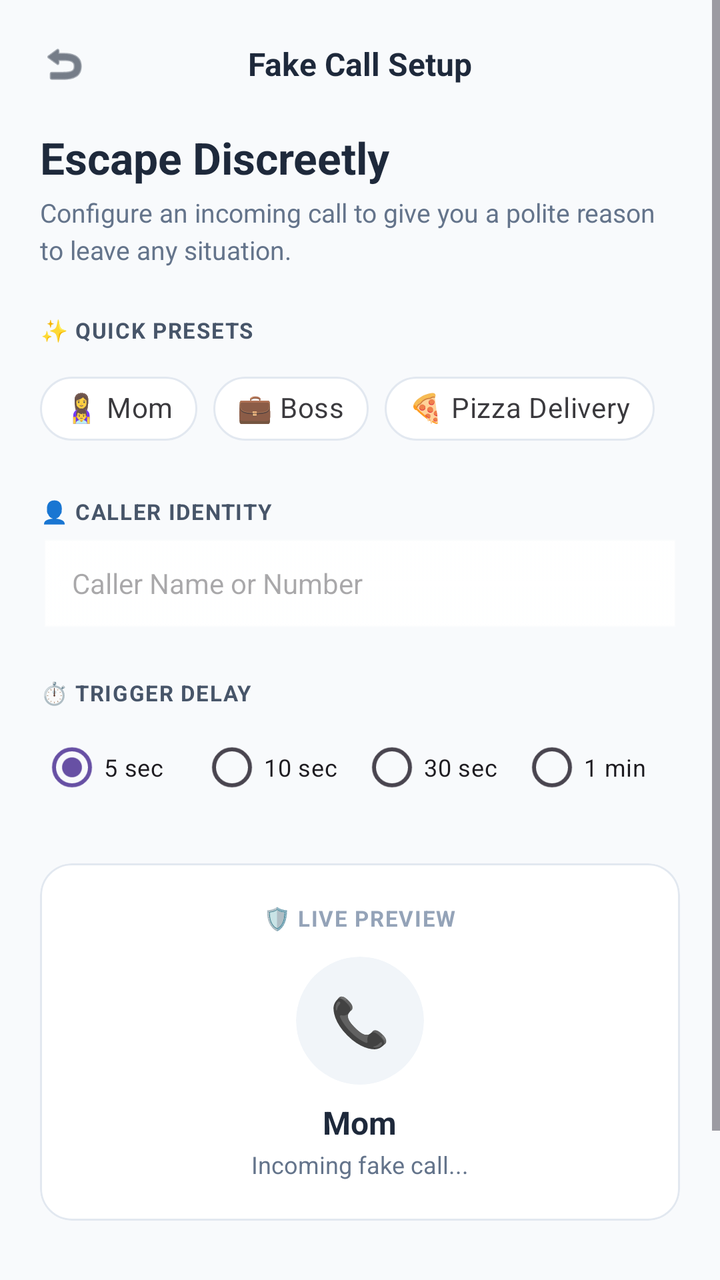
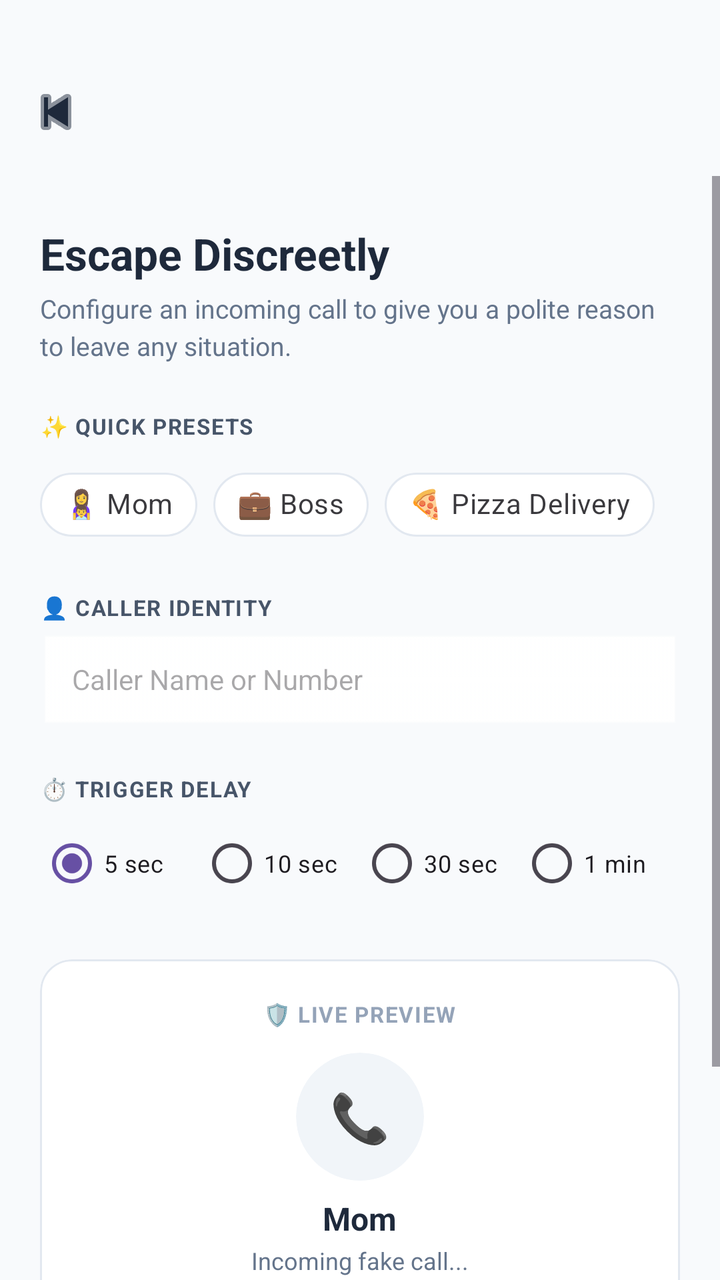

The first picture is an Android layout as it rendered before a commit; the second is the same layout after the commit. The layout source and the unified diff follow.
<!-- AndroidManifest.xml: application theme Theme.SafeRoute -->
<!-- res/layout/fragment_fake_call.xml -->
<?xml version="1.0" encoding="utf-8"?>
<ScrollView xmlns:android="http://schemas.android.com/apk/res/android"
    xmlns:app="http://schemas.android.com/apk/res-auto"
    android:layout_width="match_parent"
    android:layout_height="match_parent"
    android:fillViewport="true"
    android:background="#F8FAFC">

    <LinearLayout
        android:layout_width="match_parent"
        android:layout_height="wrap_content"
        android:orientation="vertical"
        android:padding="20dp">

        <RelativeLayout
            android:layout_width="match_parent"
            android:layout_height="wrap_content">
            <ImageView
                android:id="@+id/btnBack"
                android:layout_width="24dp"
                android:layout_height="24dp"
                android:src="@android:drawable/ic_menu_revert"
                app:tint="#1E293B"/>
            <TextView
                android:layout_width="wrap_content"
                android:layout_height="wrap_content"
                android:layout_centerInParent="true"
                android:text="Fake Call Setup"
                android:textColor="#1E293B"
                android:textStyle="bold"
                android:textSize="16sp"/>
        </RelativeLayout>

        <TextView
            android:layout_width="wrap_content"
            android:layout_height="wrap_content"
            android:text="Escape Discreetly"
            android:textColor="#1E293B"
            android:textSize="22sp"
            android:textStyle="bold"
            android:layout_marginTop="20dp"/>

        <TextView
            android:layout_width="wrap_content"
            android:layout_height="wrap_content"
            android:text="Configure an incoming call to give you a polite reason to leave any situation."
            android:textColor="#64748B"
            android:textSize="13sp"
            android:layout_marginTop="4dp"
            android:lineSpacingMultiplier="1.2"/>

        <TextView
            android:layout_width="wrap_content"
            android:layout_height="wrap_content"
            android:text="✨ QUICK PRESETS"
            android:textColor="#475569"
            android:textStyle="bold"
            android:textSize="11sp"
            android:layout_marginTop="24dp"
            android:letterSpacing="0.05"/>

        <HorizontalScrollView
            android:layout_width="match_parent"
            android:layout_height="wrap_content"
            android:layout_marginTop="8dp"
            android:scrollbars="none">

            <LinearLayout
                android:layout_width="wrap_content"
                android:layout_height="wrap_content"
                android:orientation="horizontal">

                <com.google.android.material.chip.Chip
                    android:id="@+id/chipMom"
                    style="@style/Widget.MaterialComponents.Chip.Action"
                    android:layout_width="wrap_content"
                    android:layout_height="wrap_content"
                    android:layout_marginEnd="8dp"
                    android:text="👩‍👦 Mom"
                    app:chipBackgroundColor="#FFFFFF"
                    app:chipStrokeColor="#E2E8F0"
                    app:chipStrokeWidth="1dp"/>

                <com.google.android.material.chip.Chip
                    android:id="@+id/chipBoss"
                    style="@style/Widget.MaterialComponents.Chip.Action"
                    android:layout_width="wrap_content"
                    android:layout_height="wrap_content"
                    android:layout_marginEnd="8dp"
                    android:text="💼 Boss"
                    app:chipBackgroundColor="#FFFFFF"
                    app:chipStrokeColor="#E2E8F0"
                    app:chipStrokeWidth="1dp"/>

                <com.google.android.material.chip.Chip
                    android:id="@+id/chipDelivery"
                    style="@style/Widget.MaterialComponents.Chip.Action"
                    android:layout_width="wrap_content"
                    android:layout_height="wrap_content"
                    android:layout_marginEnd="8dp"
                    android:text="🍕 Pizza Delivery"
                    app:chipBackgroundColor="#FFFFFF"
                    app:chipStrokeColor="#E2E8F0"
                    app:chipStrokeWidth="1dp"/>
            </LinearLayout>
        </HorizontalScrollView>

        <TextView
            android:layout_width="wrap_content"
            android:layout_height="wrap_content"
            android:text="👤 CALLER IDENTITY"
            android:textColor="#475569"
            android:textStyle="bold"
            android:textSize="11sp"
            android:layout_marginTop="20dp"
            android:letterSpacing="0.05"/>

        <EditText
            android:id="@+id/etCallerName"
            android:layout_width="match_parent"
            android:layout_height="50dp"
            android:layout_marginTop="6dp"
            android:background="@android:drawable/edit_text"
            android:backgroundTint="#FFFFFF"
            android:hint="Caller Name or Number"
            android:paddingHorizontal="16dp"
            android:textColor="#1E293B"
            android:textSize="14sp"
            android:maxLines="1"/>

        <TextView
            android:layout_width="wrap_content"
            android:layout_height="wrap_content"
            android:text="⏱️ TRIGGER DELAY"
            android:textColor="#475569"
            android:textStyle="bold"
            android:textSize="11sp"
            android:layout_marginTop="20dp"
            android:letterSpacing="0.05"/>

        <RadioGroup
            android:id="@+id/rgDelay"
            android:layout_width="match_parent"
            android:layout_height="wrap_content"
            android:orientation="horizontal"
            android:layout_marginTop="6dp"
            android:gravity="center_horizontal">

            <RadioButton
                android:id="@+id/rbDelay5s"
                android:layout_width="0dp"
                android:layout_height="wrap_content"
                android:layout_weight="1"
                android:text="5 sec"
                android:textSize="12sp"
                android:checked="true"/>

            <RadioButton
                android:id="@+id/rbDelay10s"
                android:layout_width="0dp"
                android:layout_height="wrap_content"
                android:layout_weight="1"
                android:text="10 sec"
                android:textSize="12sp"/>

            <RadioButton
                android:id="@+id/rbDelay30s"
                android:layout_width="0dp"
                android:layout_height="wrap_content"
                android:layout_weight="1"
                android:text="30 sec"
                android:textSize="12sp"/>

            <RadioButton
                android:id="@+id/rbDelay1m"
                android:layout_width="0dp"
                android:layout_height="wrap_content"
                android:layout_weight="1"
                android:text="1 min"
                android:textSize="12sp"/>
        </RadioGroup>

        <com.google.android.material.card.MaterialCardView
            android:layout_width="match_parent"
            android:layout_height="wrap_content"
            android:layout_marginTop="24dp"
            app:cardCornerRadius="16dp"
            app:cardBackgroundColor="#FFFFFF"
            app:strokeWidth="1dp"
            app:strokeColor="#E2E8F0"
            app:cardElevation="0dp">

            <LinearLayout
                android:layout_width="match_parent"
                android:layout_height="wrap_content"
                android:orientation="vertical"
                android:gravity="center_horizontal"
                android:padding="20dp">

                <TextView
                    android:layout_width="wrap_content"
                    android:layout_height="wrap_content"
                    android:text="🛡️ LIVE PREVIEW"
                    android:textColor="#94A3B8"
                    android:textSize="11sp"
                    android:textStyle="bold"
                    android:letterSpacing="0.05"/>

                <com.google.android.material.card.MaterialCardView
                    android:layout_width="64dp"
                    android:layout_height="64dp"
                    android:layout_marginTop="12dp"
                    app:cardCornerRadius="32dp"
                    app:cardBackgroundColor="#F1F5F9"
                    app:strokeWidth="0dp">
                    <TextView
                        android:id="@+id/tvPreviewAvatar"
                        android:layout_width="wrap_content"
                        android:layout_height="wrap_content"
                        android:text="📞"
                        android:textSize="24sp"
                        android:layout_gravity="center"/>
                </com.google.android.material.card.MaterialCardView>

                <TextView
                    android:id="@+id/tvPreviewName"
                    android:layout_width="wrap_content"
                    android:layout_height="wrap_content"
                    android:text="Mom"
                    android:textColor="#1E293B"
                    android:textStyle="bold"
                    android:textSize="16sp"
                    android:layout_marginTop="8dp"/>

                <TextView
                    android:layout_width="wrap_content"
                    android:layout_height="wrap_content"
                    android:text="Incoming fake call..."
                    android:textColor="#64748B"
                    android:textSize="12sp"
                    android:layout_marginTop="2dp"/>
            </LinearLayout>
        </com.google.android.material.card.MaterialCardView>

        <View
            android:layout_width="match_parent"
            android:layout_height="0dp"
            android:layout_weight="1"
            android:minHeight="32dp"/>

        <com.google.android.material.button.MaterialButton
            android:id="@+id/btnStartSimulation"
            android:layout_width="match_parent"
            android:layout_height="54dp"
            android:text="▶  Save &amp; Active Preset"
            android:textColor="#FFFFFF"
            android:textSize="14sp"
            android:textStyle="bold"
            app:backgroundTint="#74C3EE"
            app:cornerRadius="12dp"
            android:layout_marginBottom="8dp" />

    </LinearLayout>
</ScrollView>
<!-- resources referenced by this layout -->
<resources>
  <style name="Theme.SafeRoute" parent="Base.Theme.SafeRoute" />
  <style name="Base.Theme.SafeRoute" parent="Theme.Material3.DayNight.NoActionBar">
          
          
      </style>
</resources>

<!-- the commit's change to res/layout/fragment_fake_call.xml (unified diff, before → after) -->
@@ -1,264 +1,269 @@
 <?xml version="1.0" encoding="utf-8"?>
-<ScrollView xmlns:android="http://schemas.android.com/apk/res/android"
+<LinearLayout xmlns:android="http://schemas.android.com/apk/res/android"
     xmlns:app="http://schemas.android.com/apk/res-auto"
     android:layout_width="match_parent"
     android:layout_height="match_parent"
-    android:fillViewport="true"
-    android:background="#F8FAFC">
-
-    <LinearLayout
+    android:background="#F8FAFC"
+    android:orientation="vertical">
+
+    <com.google.android.material.appbar.AppBarLayout
         android:layout_width="match_parent"
         android:layout_height="wrap_content"
-        android:orientation="vertical"
-        android:padding="20dp">
-
-        <RelativeLayout
+        android:background="#F8FAFC"
+        android:paddingTop="24dp"
+        app:elevation="0dp">
+
+        <com.google.android.material.appbar.MaterialToolbar
+            android:id="@+id/toolbar"
             android:layout_width="match_parent"
-            android:layout_height="wrap_content">
-            <ImageView
-                android:id="@+id/btnBack"
-                android:layout_width="24dp"
-                android:layout_height="24dp"
-                android:src="@android:drawable/ic_menu_revert"
-                app:tint="#1E293B"/>
-            <TextView
-                android:layout_width="wrap_content"
-                android:layout_height="wrap_content"
-                android:layout_centerInParent="true"
-                android:text="Fake Call Setup"
-                android:textColor="#1E293B"
-                android:textStyle="bold"
-                android:textSize="16sp"/>
-        </RelativeLayout>
-
-        <TextView
-            android:layout_width="wrap_content"
-            android:layout_height="wrap_content"
-            android:text="Escape Discreetly"
-            android:textColor="#1E293B"
-            android:textSize="22sp"
-            android:textStyle="bold"
-            android:layout_marginTop="20dp"/>
-
-        <TextView
-            android:layout_width="wrap_content"
-            android:layout_height="wrap_content"
-            android:text="Configure an incoming call to give you a polite reason to leave any situation."
-            android:textColor="#64748B"
-            android:textSize="13sp"
-            android:layout_marginTop="4dp"
-            android:lineSpacingMultiplier="1.2"/>
-
-        <TextView
-            android:layout_width="wrap_content"
-            android:layout_height="wrap_content"
-            android:text="✨ QUICK PRESETS"
-            android:textColor="#475569"
-            android:textStyle="bold"
-            android:textSize="11sp"
-            android:layout_marginTop="24dp"
-            android:letterSpacing="0.05"/>
-
-        <HorizontalScrollView
+            android:layout_height="?attr/actionBarSize"
+            app:navigationIcon="@android:drawable/ic_media_previous"
+            app:navigationIconTint="#1E293B" />
+
+    </com.google.android.material.appbar.AppBarLayout>
+
+    <ScrollView
+        android:layout_width="match_parent"
+        android:layout_height="match_parent"
+        android:fillViewport="true">
+
+        <LinearLayout
             android:layout_width="match_parent"
             android:layout_height="wrap_content"
-            android:layout_marginTop="8dp"
-            android:scrollbars="none">
-
-            <LinearLayout
-                android:layout_width="wrap_content"
-                android:layout_height="wrap_content"
+            android:orientation="vertical"
+            android:padding="20dp">
+
+            <TextView
+                android:layout_width="wrap_content"
+                android:layout_height="wrap_content"
+                android:layout_marginTop="4dp"
+                android:text="Escape Discreetly"
+                android:textColor="#1E293B"
+                android:textSize="22sp"
+                android:textStyle="bold" />
+
+            <TextView
+                android:layout_width="wrap_content"
+                android:layout_height="wrap_content"
+                android:layout_marginTop="4dp"
+                android:lineSpacingMultiplier="1.2"
+                android:text="Configure an incoming call to give you a polite reason to leave any situation."
+                android:textColor="#64748B"
+                android:textSize="13sp" />
+
+            <TextView
+                android:layout_width="wrap_content"
+                android:layout_height="wrap_content"
+                android:layout_marginTop="24dp"
+                android:letterSpacing="0.05"
+                android:text="✨ QUICK PRESETS"
+                android:textColor="#475569"
+                android:textSize="11sp"
+                android:textStyle="bold" />
+
+            <HorizontalScrollView
+                android:layout_width="match_parent"
+                android:layout_height="wrap_content"
+                android:layout_marginTop="8dp"
+                android:scrollbars="none">
+
+                <LinearLayout
+                    android:id="@+id/chipGroup"
+                    android:layout_width="wrap_content"
+                    android:layout_height="wrap_content"
+                    android:orientation="horizontal">
+
+                    <com.google.android.material.chip.Chip
+                        android:id="@+id/chipMom"
+                        style="@style/Widget.MaterialComponents.Chip.Action"
+                        android:layout_width="wrap_content"
+                        android:layout_height="wrap_content"
+                        android:layout_marginEnd="8dp"
+                        android:text="👩‍👦 Mom"
+                        app:chipBackgroundColor="#FFFFFF"
+                        app:chipStrokeColor="#E2E8F0"
+                        app:chipStrokeWidth="1dp" />
+
+                    <com.google.android.material.chip.Chip
+                        android:id="@+id/chipBoss"
+                        style="@style/Widget.MaterialComponents.Chip.Action"
+                        android:layout_width="wrap_content"
+                        android:layout_height="wrap_content"
+                        android:layout_marginEnd="8dp"
+                        android:text="💼 Boss"
+                        app:chipBackgroundColor="#FFFFFF"
+                        app:chipStrokeColor="#E2E8F0"
+                        app:chipStrokeWidth="1dp" />
+
+                    <com.google.android.material.chip.Chip
+                        android:id="@+id/chipDelivery"
+                        style="@style/Widget.MaterialComponents.Chip.Action"
+                        android:layout_width="wrap_content"
+                        android:layout_height="wrap_content"
+                        android:layout_marginEnd="8dp"
+                        android:text="🍕 Pizza Delivery"
+                        app:chipBackgroundColor="#FFFFFF"
+                        app:chipStrokeColor="#E2E8F0"
+                        app:chipStrokeWidth="1dp" />
+                </LinearLayout>
+            </HorizontalScrollView>
+
+            <TextView
+                android:layout_width="wrap_content"
+                android:layout_height="wrap_content"
+                android:layout_marginTop="20dp"
+                android:letterSpacing="0.05"
+                android:text="👤 CALLER IDENTITY"
+                android:textColor="#475569"
+                android:textSize="11sp"
+                android:textStyle="bold" />
+
+            <EditText
+                android:id="@+id/etCallerName"
+                android:layout_width="match_parent"
+                android:layout_height="50dp"
+                android:layout_marginTop="6dp"
+                android:background="@android:drawable/edit_text"
+                android:backgroundTint="#FFFFFF"
+                android:hint="Caller Name or Number"
+                android:maxLines="1"
+                android:paddingHorizontal="16dp"
+                android:textColor="#1E293B"
+                android:textSize="14sp" />
+
+            <TextView
+                android:layout_width="wrap_content"
+                android:layout_height="wrap_content"
+                android:layout_marginTop="20dp"
+                android:letterSpacing="0.05"
+                android:text="⏱️ TRIGGER DELAY"
+                android:textColor="#475569"
+                android:textSize="11sp"
+                android:textStyle="bold" />
+
+            <RadioGroup
+                android:id="@+id/rgDelay"
+                android:layout_width="match_parent"
+                android:layout_height="wrap_content"
+                android:layout_marginTop="6dp"
+                android:gravity="center_horizontal"
                 android:orientation="horizontal">
 
-                <com.google.android.material.chip.Chip
-                    android:id="@+id/chipMom"
-                    style="@style/Widget.MaterialComponents.Chip.Action"
-                    android:layout_width="wrap_content"
-                    android:layout_height="wrap_content"
-                    android:layout_marginEnd="8dp"
-                    android:text="👩‍👦 Mom"
-                    app:chipBackgroundColor="#FFFFFF"
-                    app:chipStrokeColor="#E2E8F0"
-                    app:chipStrokeWidth="1dp"/>
-
-                <com.google.android.material.chip.Chip
-                    android:id="@+id/chipBoss"
-                    style="@style/Widget.MaterialComponents.Chip.Action"
-                    android:layout_width="wrap_content"
-                    android:layout_height="wrap_content"
-                    android:layout_marginEnd="8dp"
-                    android:text="💼 Boss"
-                    app:chipBackgroundColor="#FFFFFF"
-                    app:chipStrokeColor="#E2E8F0"
-                    app:chipStrokeWidth="1dp"/>
-
-                <com.google.android.material.chip.Chip
-                    android:id="@+id/chipDelivery"
-                    style="@style/Widget.MaterialComponents.Chip.Action"
-                    android:layout_width="wrap_content"
-                    android:layout_height="wrap_content"
-                    android:layout_marginEnd="8dp"
-                    android:text="🍕 Pizza Delivery"
-                    app:chipBackgroundColor="#FFFFFF"
-                    app:chipStrokeColor="#E2E8F0"
-                    app:chipStrokeWidth="1dp"/>
-            </LinearLayout>
-        </HorizontalScrollView>
-
-        <TextView
-            android:layout_width="wrap_content"
-            android:layout_height="wrap_content"
-            android:text="👤 CALLER IDENTITY"
-            android:textColor="#475569"
-            android:textStyle="bold"
-            android:textSize="11sp"
-            android:layout_marginTop="20dp"
-            android:letterSpacing="0.05"/>
-
-        <EditText
-            android:id="@+id/etCallerName"
-            android:layout_width="match_parent"
-            android:layout_height="50dp"
-            android:layout_marginTop="6dp"
-            android:background="@android:drawable/edit_text"
-            android:backgroundTint="#FFFFFF"
-            android:hint="Caller Name or Number"
-            android:paddingHorizontal="16dp"
-            android:textColor="#1E293B"
-            android:textSize="14sp"
-            android:maxLines="1"/>
-
-        <TextView
-            android:layout_width="wrap_content"
-            android:layout_height="wrap_content"
-            android:text="⏱️ TRIGGER DELAY"
-            android:textColor="#475569"
-            android:textStyle="bold"
-            android:textSize="11sp"
-            android:layout_marginTop="20dp"
-            android:letterSpacing="0.05"/>
-
-        <RadioGroup
-            android:id="@+id/rgDelay"
-            android:layout_width="match_parent"
-            android:layout_height="wrap_content"
-            android:orientation="horizontal"
-            android:layout_marginTop="6dp"
-            android:gravity="center_horizontal">
-
-            <RadioButton
-                android:id="@+id/rbDelay5s"
-                android:layout_width="0dp"
-                android:layout_height="wrap_content"
+                <RadioButton
+                    android:id="@+id/rbDelay5s"
+                    android:layout_width="0dp"
+                    android:layout_height="wrap_content"
+                    android:layout_weight="1"
+                    android:checked="true"
+                    android:text="5 sec"
+                    android:textSize="12sp" />
+
+                <RadioButton
+                    android:id="@+id/rbDelay10s"
+                    android:layout_width="0dp"
+                    android:layout_height="wrap_content"
+                    android:layout_weight="1"
+                    android:text="10 sec"
+                    android:textSize="12sp" />
+
+                <RadioButton
+                    android:id="@+id/rbDelay30s"
+                    android:layout_width="0dp"
+                    android:layout_height="wrap_content"
+                    android:layout_weight="1"
+                    android:text="30 sec"
+                    android:textSize="12sp" />
+
+                <RadioButton
+                    android:id="@+id/rbDelay1m"
+                    android:layout_width="0dp"
+                    android:layout_height="wrap_content"
+                    android:layout_weight="1"
+                    android:text="1 min"
+                    android:textSize="12sp" />
+            </RadioGroup>
+
+            <com.google.android.material.card.MaterialCardView
+                android:layout_width="match_parent"
+                android:layout_height="wrap_content"
+                android:layout_marginTop="24dp"
+                app:cardBackgroundColor="#FFFFFF"
+                app:cardCornerRadius="16dp"
+                app:cardElevation="0dp"
+                app:strokeColor="#E2E8F0"
+                app:strokeWidth="1dp">
+
+                <LinearLayout
+                    android:layout_width="match_parent"
+                    android:layout_height="wrap_content"
+                    android:gravity="center_horizontal"
+                    android:orientation="vertical"
+                    android:padding="20dp">
+
+                    <TextView
+                        android:layout_width="wrap_content"
+                        android:layout_height="wrap_content"
+                        android:letterSpacing="0.05"
+                        android:text="🛡️ LIVE PREVIEW"
+                        android:textColor="#94A3B8"
+                        android:textSize="11sp"
+                        android:textStyle="bold" />
+
+                    <com.google.android.material.card.MaterialCardView
+                        android:layout_width="64dp"
+                        android:layout_height="64dp"
+                        android:layout_marginTop="12dp"
+                        app:cardBackgroundColor="#F1F5F9"
+                        app:cardCornerRadius="32dp"
+                        app:strokeWidth="0dp">
+
+                        <TextView
+                            android:id="@+id/tvPreviewAvatar"
+                            android:layout_width="wrap_content"
+                            android:layout_height="wrap_content"
+                            android:layout_gravity="center"
+                            android:text="📞"
+                            android:textSize="24sp" />
+                    </com.google.android.material.card.MaterialCardView>
+
+                    <TextView
+                        android:id="@+id/tvPreviewName"
+                        android:layout_width="wrap_content"
+                        android:layout_height="wrap_content"
+                        android:layout_marginTop="8dp"
+                        android:text="Mom"
+                        android:textColor="#1E293B"
+                        android:textSize="16sp"
+                        android:textStyle="bold" />
+
+                    <TextView
+                        android:layout_width="wrap_content"
+                        android:layout_height="wrap_content"
+                        android:layout_marginTop="2dp"
+                        android:text="Incoming fake call..."
+                        android:textColor="#64748B"
+                        android:textSize="12sp" />
+                </LinearLayout>
+            </com.google.android.material.card.MaterialCardView>
+
+            <View
+                android:layout_width="match_parent"
+                android:layout_height="0dp"
                 android:layout_weight="1"
-                android:text="5 sec"
-                android:textSize="12sp"
-                android:checked="true"/>
-
-            <RadioButton
-                android:id="@+id/rbDelay10s"
-                android:layout_width="0dp"
-                android:layout_height="wrap_content"
-                android:layout_weight="1"
-                android:text="10 sec"
-                android:textSize="12sp"/>
-
-            <RadioButton
-                android:id="@+id/rbDelay30s"
-                android:layout_width="0dp"
-                android:layout_height="wrap_content"
-                android:layout_weight="1"
-                android:text="30 sec"
-                android:textSize="12sp"/>
-
-            <RadioButton
-                android:id="@+id/rbDelay1m"
-                android:layout_width="0dp"
-                android:layout_height="wrap_content"
-                android:layout_weight="1"
-                android:text="1 min"
-                android:textSize="12sp"/>
-        </RadioGroup>
-
-        <com.google.android.material.card.MaterialCardView
-            android:layout_width="match_parent"
-            android:layout_height="wrap_content"
-            android:layout_marginTop="24dp"
-            app:cardCornerRadius="16dp"
-            app:cardBackgroundColor="#FFFFFF"
-            app:strokeWidth="1dp"
-            app:strokeColor="#E2E8F0"
-            app:cardElevation="0dp">
-
-            <LinearLayout
-                android:layout_width="match_parent"
-                android:layout_height="wrap_content"
-                android:orientation="vertical"
-                android:gravity="center_horizontal"
-                android:padding="20dp">
-
-                <TextView
-                    android:layout_width="wrap_content"
-                    android:layout_height="wrap_content"
-                    android:text="🛡️ LIVE PREVIEW"
-                    android:textColor="#94A3B8"
-                    android:textSize="11sp"
-                    android:textStyle="bold"
-                    android:letterSpacing="0.05"/>
-
-                <com.google.android.material.card.MaterialCardView
-                    android:layout_width="64dp"
-                    android:layout_height="64dp"
-                    android:layout_marginTop="12dp"
-                    app:cardCornerRadius="32dp"
-                    app:cardBackgroundColor="#F1F5F9"
-                    app:strokeWidth="0dp">
-                    <TextView
-                        android:id="@+id/tvPreviewAvatar"
-                        android:layout_width="wrap_content"
-                        android:layout_height="wrap_content"
-                        android:text="📞"
-                        android:textSize="24sp"
-                        android:layout_gravity="center"/>
-                </com.google.android.material.card.MaterialCardView>
-
-                <TextView
-                    android:id="@+id/tvPreviewName"
-                    android:layout_width="wrap_content"
-                    android:layout_height="wrap_content"
-                    android:text="Mom"
-                    android:textColor="#1E293B"
-                    android:textStyle="bold"
-                    android:textSize="16sp"
-                    android:layout_marginTop="8dp"/>
-
-                <TextView
-                    android:layout_width="wrap_content"
-                    android:layout_height="wrap_content"
-                    android:text="Incoming fake call..."
-                    android:textColor="#64748B"
-                    android:textSize="12sp"
-                    android:layout_marginTop="2dp"/>
-            </LinearLayout>
-        </com.google.android.material.card.MaterialCardView>
-
-        <View
-            android:layout_width="match_parent"
-            android:layout_height="0dp"
-            android:layout_weight="1"
-            android:minHeight="32dp"/>
-
-        <com.google.android.material.button.MaterialButton
-            android:id="@+id/btnStartSimulation"
-            android:layout_width="match_parent"
-            android:layout_height="54dp"
-            android:text="▶  Save &amp; Active Preset"
-            android:textColor="#FFFFFF"
-            android:textSize="14sp"
-            android:textStyle="bold"
-            app:backgroundTint="#74C3EE"
-            app:cornerRadius="12dp"
-            android:layout_marginBottom="8dp" />
-
-    </LinearLayout>
-</ScrollView>
+                android:minHeight="32dp" />
+
+            <com.google.android.material.button.MaterialButton
+                android:id="@+id/btnStartSimulation"
+                android:layout_width="match_parent"
+                android:layout_height="54dp"
+                android:layout_marginBottom="8dp"
+                android:text="▶  Save &amp; Active Preset"
+                android:textColor="#FFFFFF"
+                android:textSize="14sp"
+                android:textStyle="bold"
+                app:backgroundTint="#74C3EE"
+                app:cornerRadius="12dp" />
+
+        </LinearLayout>
+    </ScrollView>
+</LinearLayout>
